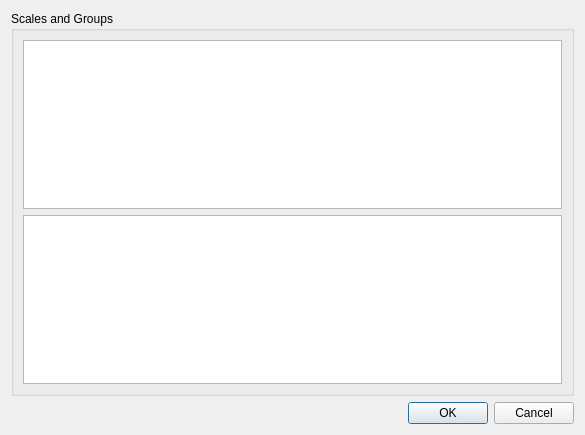
First picture: the form in ilastik/gui/dlgFeature.ui, repository ilastik/ilastik-0.5, before the edit.
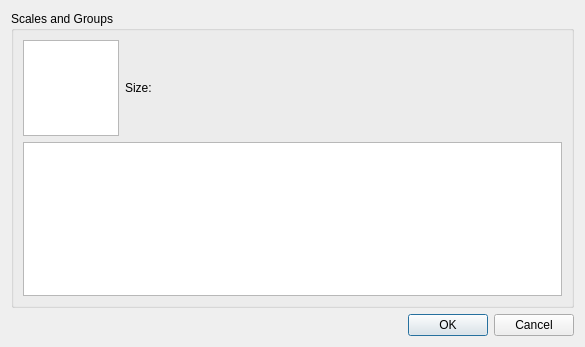
Second picture: the form after the edit. Icons and pictures are not drawn.

Commit message: updated overlaySelection and featureDlg layout

```diff
--- a/ilastik/gui/dlgFeature.ui
+++ b/ilastik/gui/dlgFeature.ui
@@ -7,7 +7,7 @@
     <x>0</x>
     <y>0</y>
     <width>585</width>
-    <height>435</height>
+    <height>347</height>
    </rect>
   </property>
   <property name="sizePolicy">
@@ -39,7 +39,44 @@
        </property>
        <layout class="QVBoxLayout" name="verticalLayout">
         <item>
-         <widget class="QGraphicsView" name="graphicsView"/>
+         <layout class="QHBoxLayout" name="horizontalLayout_2">
+          <item>
+           <widget class="QGraphicsView" name="graphicsView">
+            <property name="minimumSize">
+             <size>
+              <width>96</width>
+              <height>96</height>
+             </size>
+            </property>
+            <property name="maximumSize">
+             <size>
+              <width>96</width>
+              <height>96</height>
+             </size>
+            </property>
+           </widget>
+          </item>
+          <item>
+           <widget class="QLabel" name="label">
+            <property name="text">
+             <string>Size: </string>
+            </property>
+           </widget>
+          </item>
+          <item>
+           <spacer name="horizontalSpacer_2">
+            <property name="orientation">
+             <enum>Qt::Horizontal</enum>
+            </property>
+            <property name="sizeHint" stdset="0">
+             <size>
+              <width>40</width>
+              <height>20</height>
+             </size>
+            </property>
+           </spacer>
+          </item>
+         </layout>
         </item>
         <item>
          <widget class="QTableWidget" name="featureTable">
```
The commit also changes 3 other files.
